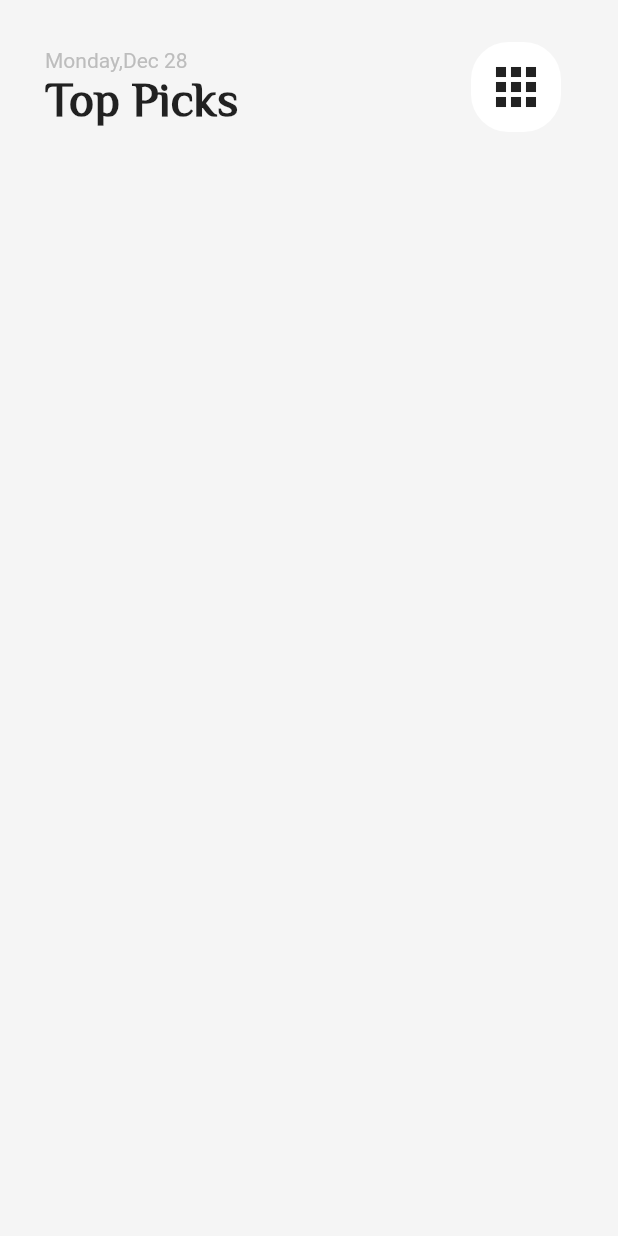
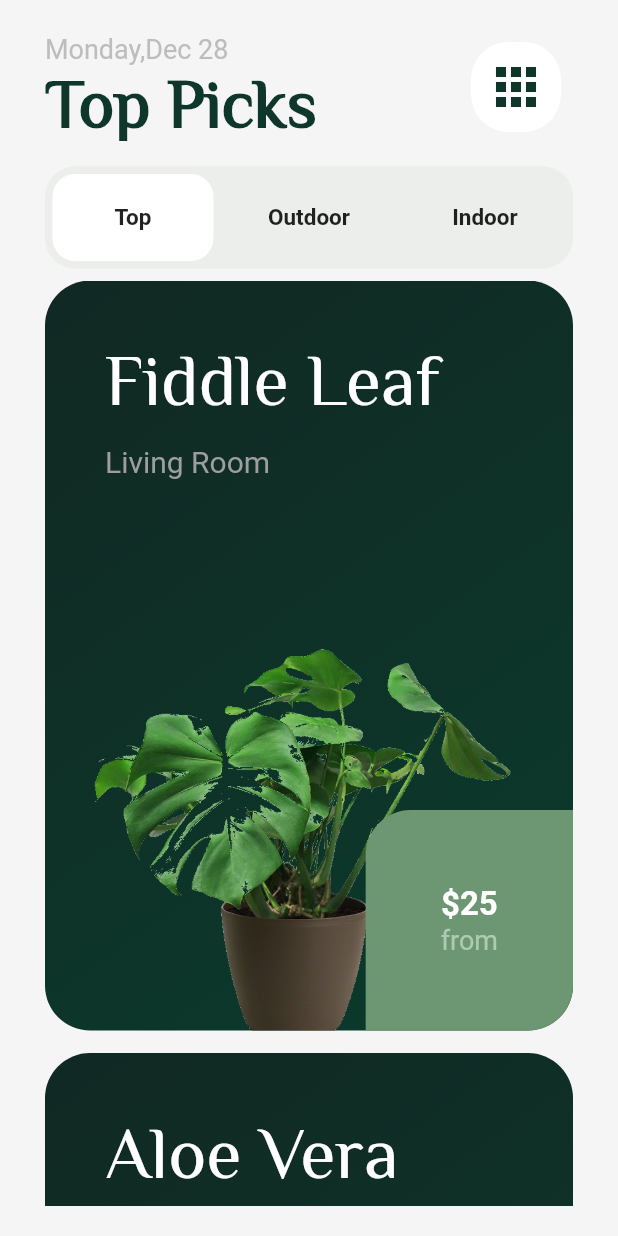
Before and after one commit to hassan78230/testMpp, a Flutter app: the screen it shows after launch, on a phone screen of 412 x 824 dp. Run offline on Flutter 3.47's test engine with Material 2 defaults, Android fonts, the phone set to English and light mode, and no system bars.

Commit message:
page home

```diff
--- /dev/null
+++ b/lib/screens/home/home_page.dart
@@ -0,0 +1,88 @@
+import 'package:flutter/material.dart';
+import 'package:test_mpp/screens/home/widget/category_list.dart';
+import 'package:test_mpp/screens/home/widget/item_list.dart';
+
+class HomePage extends StatefulWidget {
+  const HomePage({Key? key}) : super(key: key);
+  @override
+  State<HomePage> createState() => _HomePageState();
+}
+
+class _HomePageState extends State<HomePage> {
+  final tabs = ['Top', 'Outdoor', 'Indoor'];
+  var selected = 0;
+  final pc = PageController();
+
+  @override
+  Widget build(BuildContext context) {
+    return Scaffold(
+      backgroundColor: Colors.grey[100],
+      body: SafeArea(
+        child: Padding(
+          padding: const EdgeInsets.symmetric(horizontal: 30.0, vertical: 20),
+          child: Column(
+            children: <Widget>[
+              _buildHeader(),
+              const SizedBox(
+                height: 15.0,
+              ),
+              CategoryList(tabs, selected, (int index) {
+                setState(() {
+                  selected = index;
+                });
+                pc.jumpToPage(index);
+              }),
+              const SizedBox(
+                height: 8.0,
+              ),
+              Expanded(
+                  child: ItemList(tabs, selected, (int index) {
+                setState(() {
+                  selected = index;
+                });
+              }, pc))
+            ],
+          ),
+        ),
+      ),
+    );
+  }
+
+  _buildHeader() {
+    return Row(
+      mainAxisAlignment: MainAxisAlignment.spaceBetween,
+      children: <Widget>[
+        Column(
+          crossAxisAlignment: CrossAxisAlignment.start,
+          children: <Widget>[
+            Text(
+              'Monday,Dec 28',
+              style: TextStyle(color: Colors.grey[400]!, fontSize: 18),
+            ),
+            const Text(
+              'Top Picks',
+              style: TextStyle(
+                  fontFamily: 'Philosopher',
+                  fontWeight: FontWeight.bold,
+                  fontSize: 45,
+                  color: Color(0xFF0e362b)),
+            )
+          ],
+        ),
+        Container(
+          padding: const EdgeInsets.all(10),
+          margin: const EdgeInsets.all(8),
+          decoration: BoxDecoration(
+            color: Colors.white,
+            borderRadius: BorderRadius.circular(25),
+          ),
+          child: const Icon(
+            Icons.apps,
+            size: 40,
+            color: Color(0xFF0e362b),
+          ),
+        )
+      ],
+    );
+  }
+}
--- /dev/null
+++ b/lib/screens/home/widget/category_list.dart
@@ -0,0 +1,55 @@
+import 'package:flutter/material.dart';
+
+class CategoryList extends StatelessWidget {
+  final List<String> tabs;
+  final int selected;
+  final Function callBack;
+
+  const CategoryList(this.tabs, this.selected, this.callBack, {Key? key})
+      : super(key: key);
+
+  @override
+  Widget build(BuildContext context) {
+    return Container(
+      decoration: BoxDecoration(
+          color: const Color(0xFFebeeea),
+          borderRadius: BorderRadius.circular(20)),
+      // height: 50,
+      width: double.maxFinite,
+      child: Row(
+        mainAxisAlignment: MainAxisAlignment.spaceBetween,
+        children: tabs
+            .asMap()
+            .map(
+              (key, value) => MapEntry(
+                key,
+                Expanded(
+                  child: GestureDetector(
+                    onTap: () {
+                      callBack(key);
+                    },
+                    child: Container(
+                      decoration: BoxDecoration(
+                          color: selected == key
+                              ? Colors.white
+                              : Colors.transparent,
+                          borderRadius: BorderRadius.circular(15)),
+                      padding: const EdgeInsets.all(20),
+                      margin: const EdgeInsets.all(5),
+                      child: Center(
+                          child: Text(
+                        value,
+                        style: const TextStyle(
+                            fontSize: 15, fontWeight: FontWeight.bold),
+                      )),
+                    ),
+                  ),
+                ),
+              ),
+            )
+            .values
+            .toList(),
+      ),
+    );
+  }
+}
--- /dev/null
+++ b/lib/screens/home/widget/item_card.dart
@@ -0,0 +1,91 @@
+import 'package:flutter/material.dart';
+
+class ItemCard extends StatelessWidget {
+  final int index;
+  final Map<String, dynamic> item;
+  const ItemCard(this.index, this.item, {Key? key}) : super(key: key);
+
+  @override
+  Widget build(BuildContext context) {
+    var rad = 30.0;
+    return GestureDetector(
+      onTap: () {},
+      child: Container(
+        padding: const EdgeInsets.only(top: 40, left: 40),
+        height: 500,
+        decoration: BoxDecoration(
+          image: const DecorationImage(
+              image: AssetImage('assets/images/plant.png'),
+              alignment: Alignment.bottomCenter,
+              fit: BoxFit.contain),
+          gradient: const LinearGradient(
+            begin: Alignment.topLeft,
+            end: Alignment.bottomRight,
+            colors: [
+              Color(0xFF112823),
+              Color(0xFF0b3b2d),
+            ],
+          ),
+          borderRadius: BorderRadius.circular(rad),
+        ),
+        child: Column(
+          crossAxisAlignment: CrossAxisAlignment.start,
+          mainAxisAlignment: MainAxisAlignment.spaceBetween,
+          children: <Widget>[
+            Column(
+              crossAxisAlignment: CrossAxisAlignment.start,
+              children: <Widget>[
+                Text(
+                  item['title'],
+                  style: const TextStyle(
+                      fontFamily: 'Philosopher',
+                      color: Colors.white,
+                      fontSize: 48),
+                ),
+                const SizedBox(
+                  height: 15,
+                ),
+                Text(
+                  item['room'],
+                  style: const TextStyle(color: Colors.grey, fontSize: 20),
+                ),
+              ],
+            ),
+            Row(
+              mainAxisAlignment: MainAxisAlignment.end,
+              children: [
+                Container(
+                  padding: const EdgeInsets.all(50),
+                  decoration: BoxDecoration(
+                      color: const Color(0xFF6c9772),
+                      borderRadius: BorderRadius.only(
+                          bottomRight: Radius.circular(rad),
+                          topLeft: Radius.circular(rad))),
+                  child: Column(
+                    children: <Widget>[
+                      Text(
+                        '\$${item['price'].toString()}',
+                        style: const TextStyle(
+                            color: Colors.white,
+                            fontSize: 22,
+                            fontWeight: FontWeight.bold),
+                      ),
+                      Text(
+                        'from',
+                        style: TextStyle(
+                            fontSize: 18,
+                            color: index == 1
+                                ? Colors.red
+                                : const Color(0xFFaccbb1)),
+                      )
+                    ],
+                  ),
+                ),
+              ],
+            )
+          ],
+        ),
+      ),
+    );
+  }
+}
--- /dev/null
+++ b/lib/screens/home/widget/item_list.dart
@@ -0,0 +1,53 @@
+import 'package:flutter/material.dart';
+import 'package:test_mpp/screens/home/widget/item_card.dart';
+
+class ItemList extends StatelessWidget {
+  final List<String> tabs;
+  final int selected;
+  final Function callBack;
+  final PageController pc;
+  ItemList(this.tabs, this.selected, this.callBack, this.pc, {Key? key})
+      : super(key: key);
+
+  final List<Map<String, dynamic>> itemList = [
+    {
+      "title": "Fiddle Leaf",
+      "room": "Living Room",
+      "price": 25,
+    },
+    {
+      "title": "Aloe Vera",
+      "room": "Living Room",
+      "price": 35,
+    },
+    {
+      "title": "Ficcus",
+      "room": "Bathroom",
+      "price": 18,
+    },
+    {
+      "title": "Geranimum",
+      "room": "Bedroom",
+      "price": 12,
+    },
+  ];
+
+  @override
+  Widget build(BuildContext context) {
+    return PageView(
+      controller: pc,
+      physics: const NeverScrollableScrollPhysics(),
+      onPageChanged: (index) => callBack(index),
+      children: tabs
+          .map((e) => ListView.separated(
+                itemCount: itemList.length,
+                separatorBuilder: (_, index) => const SizedBox(
+                  height: 15,
+                ),
+                itemBuilder: (context, itemIndex) =>
+                    ItemCard(selected, itemList[itemIndex]),
+              ))
+          .toList(),
+    );
+  }
+}
```
Also changed, not shown: lib/main.dart (+4 -3 lines), assets/images/plant.png.
